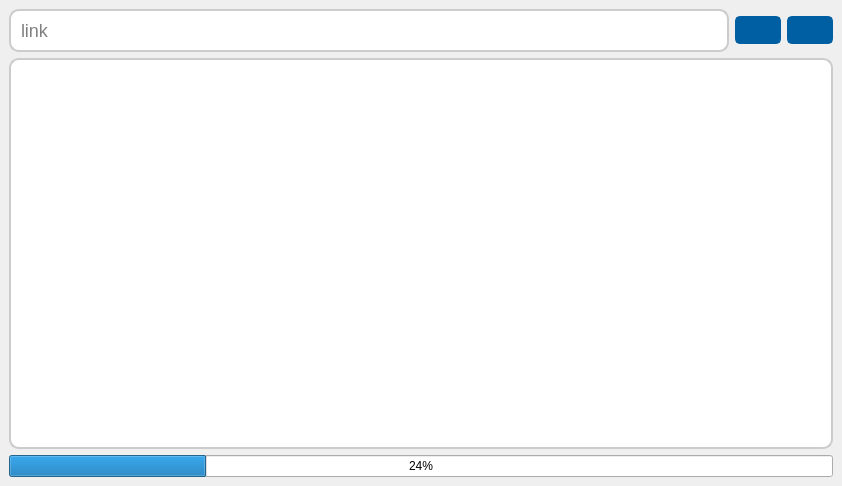
Above: resources/load.ui from MarwanMagdy0/GoogleDriveScraper before the change. Below: the same form after it.
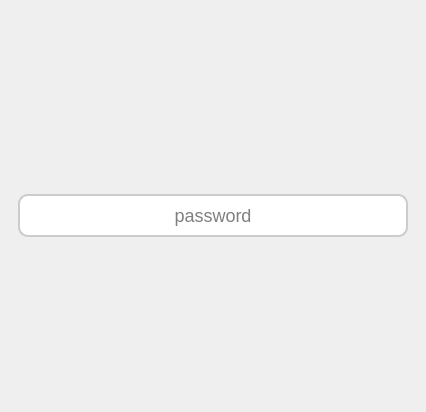
That is the form after the change. Icons and pictures are not drawn.

The edit to the form file:
```diff
--- a/resources/load.ui
+++ b/resources/load.ui
@@ -6,8 +6,8 @@
    <rect>
     <x>0</x>
     <y>0</y>
-    <width>842</width>
-    <height>486</height>
+    <width>426</width>
+    <height>412</height>
    </rect>
   </property>
   <property name="windowTitle">
@@ -104,40 +104,45 @@
   <widget class="QWidget" name="centralwidget">
    <layout class="QVBoxLayout" name="verticalLayout">
     <item>
-     <layout class="QHBoxLayout" name="horizontalLayout">
+     <widget class="QLabel" name="label">
+      <property name="styleSheet">
+       <string notr="true"/>
+      </property>
+      <property name="text">
+       <string/>
+      </property>
+      <property name="pixmap">
+       <pixmap resource="res.qrc">:/Images/imgs/quickspace.png</pixmap>
+      </property>
+      <property name="alignment">
+       <set>Qt::AlignCenter</set>
+      </property>
+     </widget>
+    </item>
       <item>
-       <widget class="QLineEdit" name="link_lineedit">
-        <property name="sizePolicy">
-         <sizepolicy hsizetype="Expanding" vsizetype="Preferred">
-          <horstretch>0</horstretch>
-          <verstretch>0</verstretch>
-         </sizepolicy>
+     <widget class="QStackedWidget" name="stackedWidget">
+      <property name="currentIndex">
+       <number>0</number>
+      </property>
+      <widget class="QWidget" name="page">
+       <layout class="QVBoxLayout" name="verticalLayout_2">
+        <item>
+         <widget class="QLineEdit" name="password_lineedit">
+          <property name="echoMode">
+           <enum>QLineEdit::Password</enum>
+          </property>
+          <property name="alignment">
+           <set>Qt::AlignCenter</set>
         </property>
         <property name="placeholderText">
-         <string>link</string>
+           <string>password</string>
         </property>
        </widget>
       </item>
-      <item>
-       <widget class="QPushButton" name="update_listwidget_pushbutton">
-        <property name="toolTip">
-         <string>fetch</string>
-        </property>
-        <property name="text">
-         <string/>
-        </property>
-        <property name="icon">
-         <iconset resource="res.qrc">
-          <normaloff>:/Images/imgs/captcha.png</normaloff>:/Images/imgs/captcha.png</iconset>
-        </property>
-        <property name="iconSize">
-         <size>
-          <width>32</width>
-          <height>32</height>
-         </size>
-        </property>
-       </widget>
-      </item>
+       </layout>
+      </widget>
+      <widget class="QWidget" name="page_2">
+       <layout class="QVBoxLayout" name="verticalLayout_3">
       <item>
        <widget class="QPushButton" name="download_button">
         <property name="enabled">
@@ -161,20 +166,15 @@
         </property>
        </widget>
       </item>
-     </layout>
-    </item>
-    <item>
-     <widget class="QListWidget" name="listWidget">
-      <property name="selectionMode">
-       <enum>QAbstractItemView::NoSelection</enum>
-      </property>
-     </widget>
-    </item>
     <item>
      <widget class="QProgressBar" name="progressBar">
       <property name="value">
        <number>24</number>
       </property>
+         </widget>
+        </item>
+       </layout>
+      </widget>
      </widget>
     </item>
    </layout>
```
Lines whose indentation alone changed are shown as unchanged.
